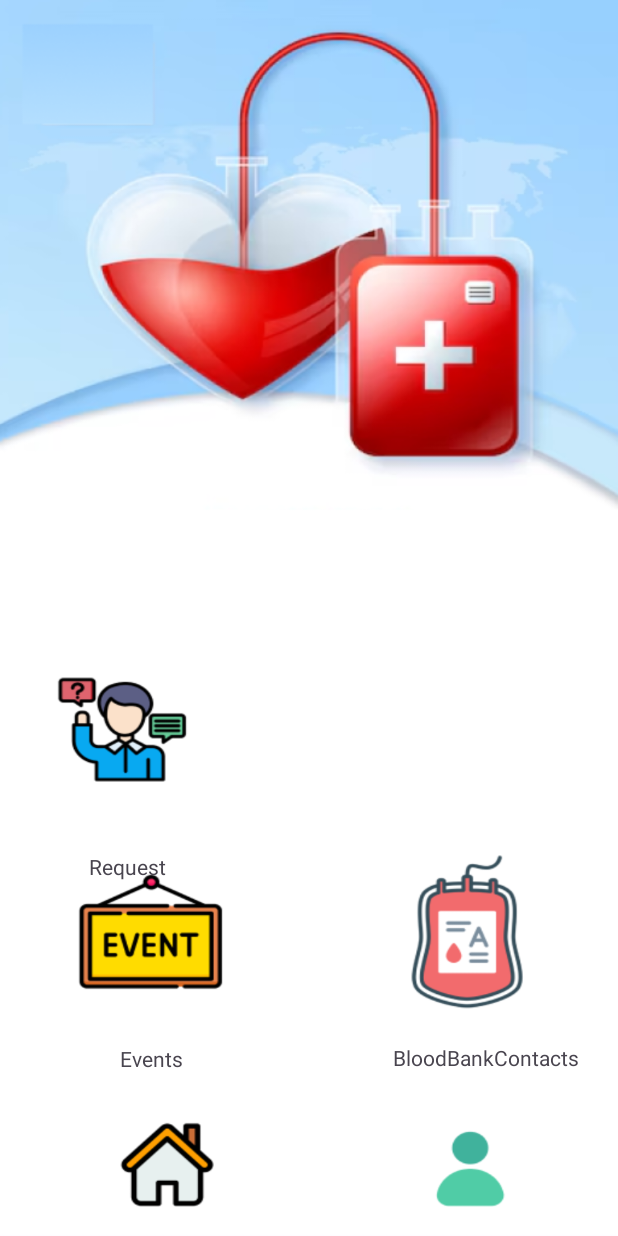
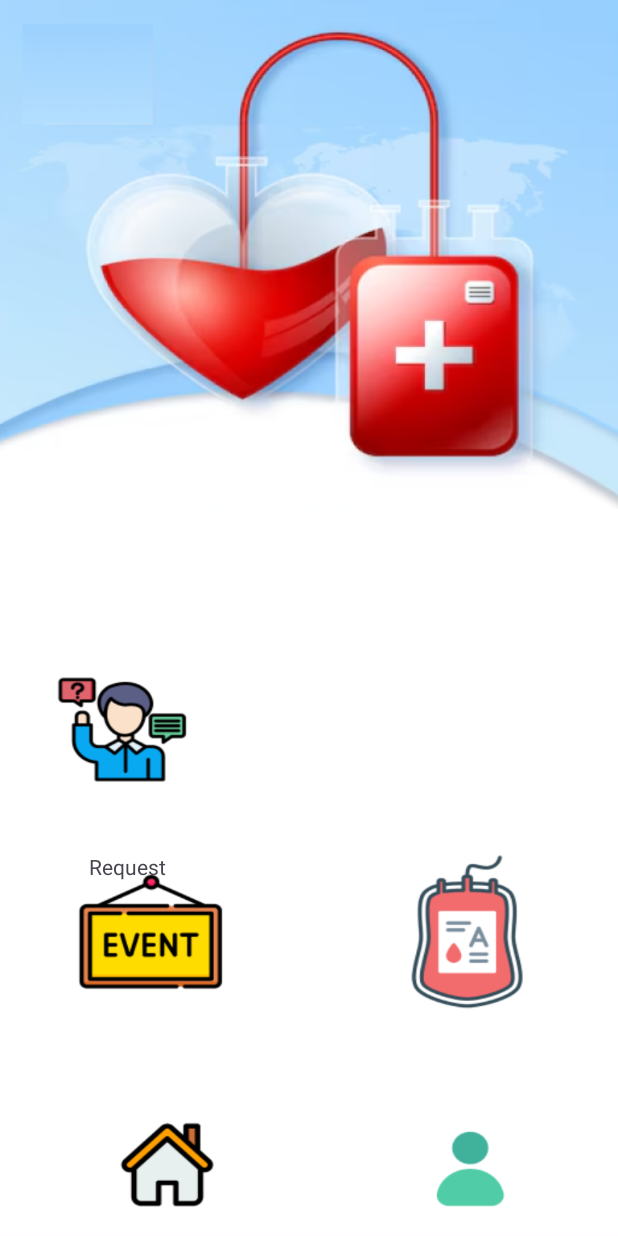
Before and after one commit to sshreya007/android-BloodDonationNetwork, an Android app: the HomeActivity screen opened directly, with no data from a screen before it, on a phone screen of 412 x 824 dp. Run offline under Robolectric (Android 15) with nearby library versions, the light colour scheme and no system bars.

Commit message:
eleventh commit

```diff
--- a/app/src/main/res/layout/activity_home.xml
+++ b/app/src/main/res/layout/activity_home.xml
@@ -47,11 +47,11 @@
         android:id="@+id/buttonProfile"
         android:layout_width="44dp"
         android:layout_height="49dp"
-        android:layout_marginBottom="18dp"
+        android:layout_marginBottom="16dp"
         android:background="@color/transparent"
         app:layout_constraintBottom_toBottomOf="parent"
         app:layout_constraintEnd_toEndOf="parent"
-        app:layout_constraintHorizontal_bias="0.795"
+        app:layout_constraintHorizontal_bias="0.792"
         app:layout_constraintStart_toStartOf="parent" />
 
     <TextView
@@ -64,24 +64,6 @@
         app:layout_constraintStart_toStartOf="parent"
         app:layout_constraintTop_toBottomOf="@+id/buttonRequest" />
 
-    <TextView
-        android:id="@+id/textView3"
-        android:layout_width="wrap_content"
-        android:layout_height="wrap_content"
-        android:layout_marginStart="80dp"
-        android:layout_marginTop="12dp"
-        android:text="Events"
-        app:layout_constraintStart_toStartOf="parent"
-        app:layout_constraintTop_toBottomOf="@+id/buttonEvent" />
 
-    <TextView
-        android:id="@+id/textView4"
-        android:layout_width="wrap_content"
-        android:layout_height="wrap_content"
-        android:layout_marginTop="20dp"
-        android:layout_marginEnd="26dp"
-        android:text="BloodBankContacts"
-        app:layout_constraintEnd_toEndOf="parent"
-        app:layout_constraintTop_toBottomOf="@+id/buttonBloodStock" />
 
 </androidx.constraintlayout.widget.ConstraintLayout>
```
